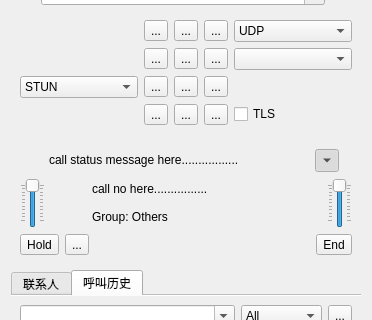
The window that sipphone.ui (kitech/kitphone) describes before a commit, drawn with Qt 5; both pictures show x 0 to 372 and y 118 to 438 of the 372 by 871 pixel window.
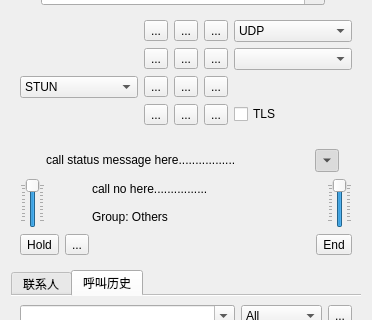
The same window after the commit. Icons and pictures are not drawn.

```diff
--- a/sipphone.ui
+++ b/sipphone.ui
@@ -559,7 +559,7 @@
         <item>
          <widget class="QLabel" name="label">
           <property name="text">
-           <string>   </string>
+           <string/>
           </property>
          </widget>
         </item>
```
Left out of the diff: 2 changed lines with no effect on the pictures.
